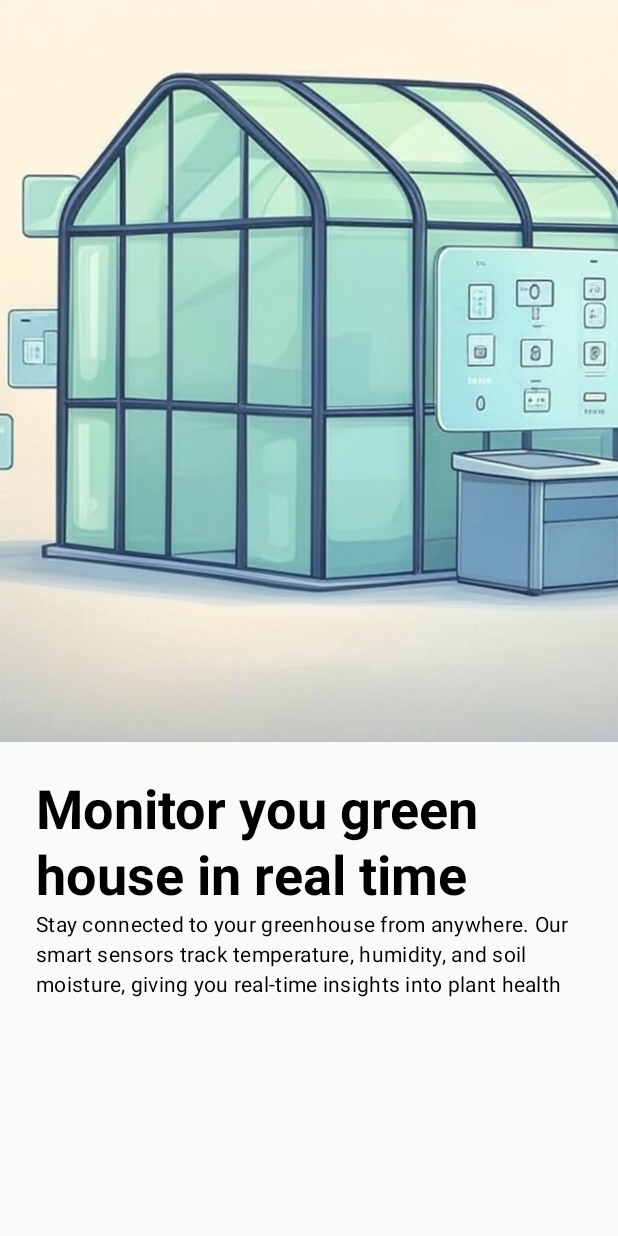
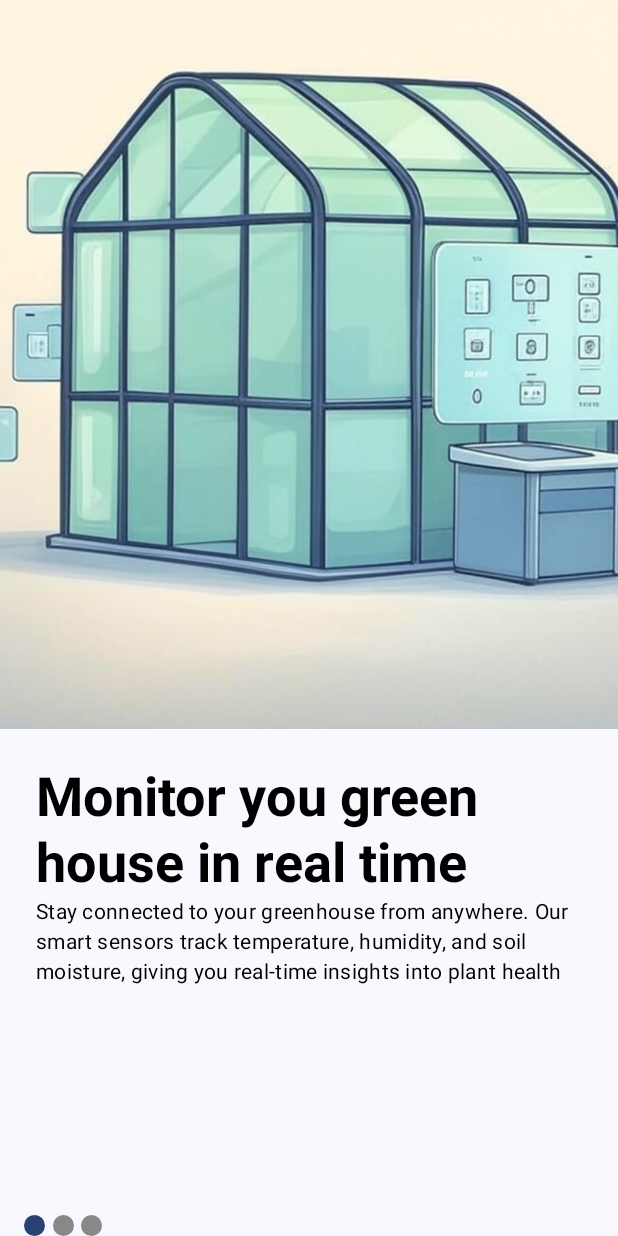
Before and after one commit to NaftaliHolland/demeter, an Android app built with Jetpack Compose: the screen it shows after launch (MainActivity), on a phone screen of 412 x 824 dp. Run offline under Robolectric (Android 15) with nearby library versions, the phone set to English and light mode, and no system bars.

Commit message:
feat: add page indicator

```diff
--- a/v2/app/src/main/java/com/mmust/demeter/MainActivity.kt
+++ b/v2/app/src/main/java/com/mmust/demeter/MainActivity.kt
@@ -4,8 +4,11 @@ import android.os.Bundle
 import androidx.activity.ComponentActivity
 import androidx.activity.compose.setContent
 import androidx.activity.enableEdgeToEdge
+import androidx.compose.foundation.background
+import androidx.compose.foundation.layout.Box
 import androidx.compose.foundation.layout.fillMaxSize
 import androidx.compose.foundation.layout.padding
+import androidx.compose.material3.MaterialTheme
 import androidx.compose.material3.Scaffold
 import androidx.compose.material3.Text
 import androidx.compose.runtime.Composable
@@ -22,7 +25,9 @@ class MainActivity : ComponentActivity() {
         enableEdgeToEdge()
         setContent {
             DemeterTheme {
-                OnBoardingScreen()
+                Box(modifier = Modifier.background(color = MaterialTheme.colorScheme.background)) {
+                    OnBoardingScreen()
+                }
             }
         }
     }
--- a/v2/app/src/main/java/com/mmust/demeter/presentation/Dimens.kt
+++ b/v2/app/src/main/java/com/mmust/demeter/presentation/Dimens.kt
@@ -5,4 +5,5 @@ import androidx.compose.ui.unit.dp
 object Dimens {
     val mediumPadding1 = 24.dp
     val indicatorSize = 14.dp
+    val pageIndicatorWidth = 52.dp
 }
--- a/v2/app/src/main/java/com/mmust/demeter/presentation/onboarding/OnBoardingScreen.kt
+++ b/v2/app/src/main/java/com/mmust/demeter/presentation/onboarding/OnBoardingScreen.kt
@@ -1,22 +1,52 @@
 package com.mmust.demeter.presentation.onboarding
 
+import android.util.Log
 import androidx.compose.foundation.ExperimentalFoundationApi
+import androidx.compose.foundation.background
+import androidx.compose.foundation.layout.Arrangement
+import androidx.compose.foundation.layout.Box
 import androidx.compose.foundation.layout.Column
+import androidx.compose.foundation.layout.Row
+import androidx.compose.foundation.layout.Spacer
 import androidx.compose.foundation.layout.fillMaxSize
+import androidx.compose.foundation.layout.fillMaxWidth
+import androidx.compose.foundation.layout.navigationBarsPadding
+import androidx.compose.foundation.layout.padding
+import androidx.compose.foundation.layout.width
 import androidx.compose.foundation.pager.HorizontalPager
 import androidx.compose.foundation.pager.rememberPagerState
+import androidx.compose.material3.MaterialTheme
+import androidx.compose.material3.Text
 import androidx.compose.runtime.Composable
+import androidx.compose.runtime.LaunchedEffect
 import androidx.compose.runtime.derivedStateOf
 import androidx.compose.runtime.remember
+import androidx.compose.runtime.rememberCoroutineScope
+import androidx.compose.ui.Alignment
 import androidx.compose.ui.Modifier
+import androidx.compose.ui.graphics.Color
+import androidx.compose.ui.tooling.preview.Preview
+import androidx.compose.ui.unit.dp
+import com.mmust.demeter.presentation.Dimens.mediumPadding1
+import com.mmust.demeter.presentation.Dimens.pageIndicatorWidth
+import com.mmust.demeter.presentation.common.MainTextButton
 import com.mmust.demeter.presentation.onboarding.components.OnBoardingPage
+import com.mmust.demeter.presentation.onboarding.components.PageIndicator
+import com.mmust.demeter.ui.theme.DemeterTheme
+import kotlinx.coroutines.launch
 
 @OptIn(ExperimentalFoundationApi::class)
 @Composable
 fun OnBoardingScreen() {
-    Column(modifier = Modifier.fillMaxSize()) {
+    Column(
+        modifier = Modifier.fillMaxSize(),
+        verticalArrangement = Arrangement.SpaceBetween
+    ) {
         val pagerState = rememberPagerState(initialPage = 0) {
             pages.size
+        }
+        LaunchedEffect(pagerState.currentPage) {
+            Log.d("Onbaording Screen", "Current page: ${pagerState.currentPage}")
         }
         val buttonState = remember {
            derivedStateOf {
@@ -28,8 +58,50 @@ fun OnBoardingScreen() {
               }
            }
         }
-        HorizontalPager(state = pagerState) { index ->
+        HorizontalPager(
+            modifier = Modifier
+                .fillMaxWidth()
+                .weight(0.9f),
+            state = pagerState) { index ->
             OnBoardingPage(page = pages[index])
+        }
+        Row(
+            modifier = Modifier
+                .fillMaxWidth()
+                .padding(horizontal = 16.dp)
+                .navigationBarsPadding(),
+            horizontalArrangement = Arrangement.SpaceBetween,
+            verticalAlignment = Alignment.CenterVertically
+        ) {
+            PageIndicator(
+                modifier = Modifier.width(52.dp),
+                pageSize = pages.size,
+                selectedPage = pagerState.currentPage
+            )
+            Row(verticalAlignment = Alignment.CenterVertically) {
+                val scope = rememberCoroutineScope()
+
+                if (buttonState.value[0].isNotEmpty()) {
+                    MainTextButton(
+                        text = buttonState.value[0],
+                        onClick = {
+                            scope.launch {
+                                pagerState.animateScrollToPage(page = pagerState.currentPage - 1)
+                            }
+                        }
+                    )
+                }
+            }
         }
     }
 }
+
+@Preview(showBackground = true)
+@Composable
+fun OnBoardingScreenPreview() {
+    DemeterTheme {
+        Box(modifier = Modifier.background(color = MaterialTheme.colorScheme.background)) {
+            OnBoardingScreen()
+        }
+    }
+}
--- a/v2/app/src/main/java/com/mmust/demeter/presentation/onboarding/components/PageIndicator.kt
+++ b/v2/app/src/main/java/com/mmust/demeter/presentation/onboarding/components/PageIndicator.kt
@@ -1,5 +1,6 @@
 package com.mmust.demeter.presentation.onboarding.components
 
+import android.util.Log
 import androidx.compose.foundation.background
 import androidx.compose.foundation.layout.Arrangement
 import androidx.compose.foundation.layout.Box
@@ -9,6 +10,7 @@ import androidx.compose.foundation.shape.CircleShape
 import androidx.compose.material3.MaterialTheme
 import androidx.compose.runtime.Composable
 import androidx.compose.runtime.ComposeCompilerApi
+import androidx.compose.runtime.LaunchedEffect
 import androidx.compose.ui.Modifier
 import androidx.compose.ui.draw.clip
 import androidx.compose.ui.graphics.Color
@@ -32,10 +34,9 @@ fun PageIndicator(
            Box(modifier = Modifier
                .size(indicatorSize)
                .clip(CircleShape)
-               .background(color = if (page + 1 == selectedPage) selectedColor else unselectedColor)
+               .background(color = if (page == selectedPage) selectedColor else unselectedColor)
            )
         }
-
     }
 }
 
```
Also changed, not shown: v2/app/src/main/java/com/mmust/demeter/presentation/common/MainButton.kt (+18 -1 lines).
